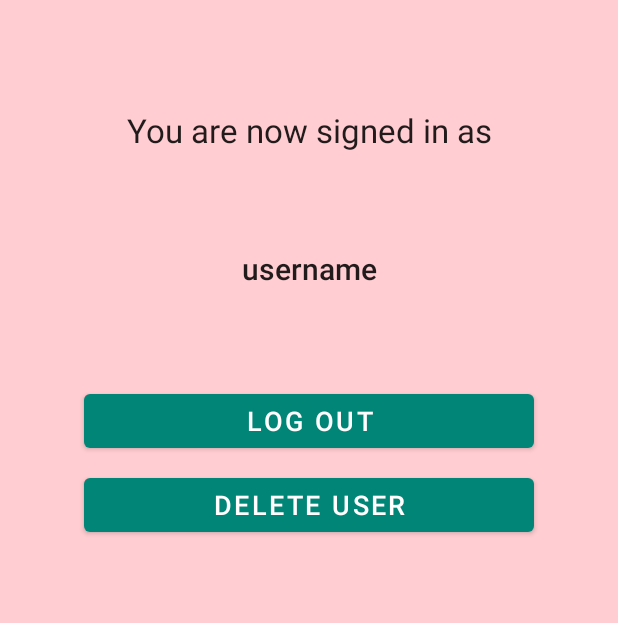
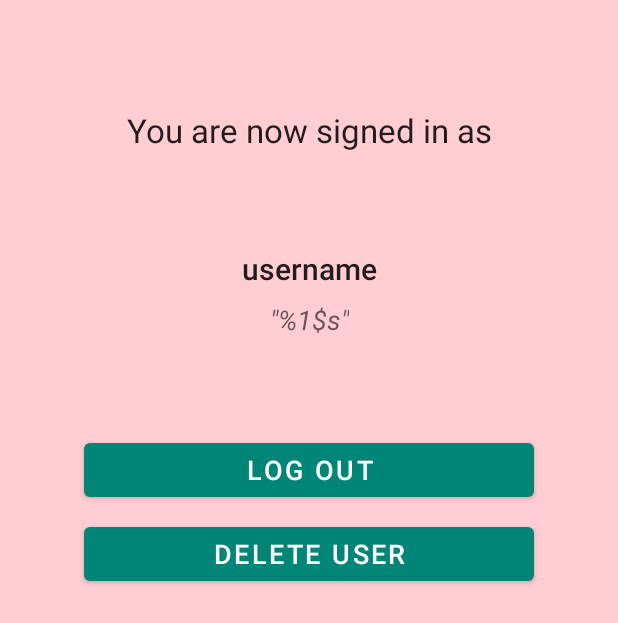
Before and after one commit to kaushiknsanji/Complete_Coroutines-Catalin_Stefan, an Android app: the layout fragment_main.xml on its own in the app's theme, with its tools: preview values and no code run, on a phone screen of 412 x 824 dp. Shown: the top 623 px of the screen. Run offline under Robolectric (Android 15) with nearby library versions, the phone set to English and light mode, and no system bars.

Commit message:
[CoroutinesRoom] refactor: Show info field of User data in MainFragment

```diff
--- a/CoroutinesRoom/app/src/main/res/layout/fragment_main.xml
+++ b/CoroutinesRoom/app/src/main/res/layout/fragment_main.xml
@@ -31,6 +31,19 @@
         app:layout_constraintStart_toStartOf="parent"
         app:layout_constraintTop_toBottomOf="@+id/text_main_header" />
 
+    <TextView
+        android:id="@+id/text_main_info"
+        android:layout_width="wrap_content"
+        android:layout_height="wrap_content"
+        android:layout_margin="@dimen/std_margin"
+        android:textAppearance="@style/TextAppearance.AppCompat.Medium"
+        android:textStyle="italic"
+        app:layout_constrainedWidth="true"
+        app:layout_constraintEnd_toEndOf="parent"
+        app:layout_constraintStart_toStartOf="parent"
+        app:layout_constraintTop_toBottomOf="@+id/text_main_username"
+        tools:text="@string/text_main_info_placeholder" />
+
     <Button
         android:id="@+id/btn_main_log_out"
         style="@style/ButtonStyle"
@@ -40,7 +53,7 @@
         android:text="@string/label_button_main_log_out"
         app:layout_constraintEnd_toEndOf="parent"
         app:layout_constraintStart_toStartOf="parent"
-        app:layout_constraintTop_toBottomOf="@+id/text_main_username" />
+        app:layout_constraintTop_toBottomOf="@+id/text_main_info" />
 
     <Button
         android:id="@+id/btn_main_delete_user"
--- a/CoroutinesRoom/app/src/main/res/values/strings.xml
+++ b/CoroutinesRoom/app/src/main/res/values/strings.xml
@@ -1,4 +1,4 @@
-<resources>
+<resources xmlns:xliff="urn:oasis:names:tc:xliff:document:1.2">
     <!-- Name of the App -->
     <string name="app_name">CoroutinesRoom</string>
 
@@ -33,6 +33,9 @@
     <string name="message_main_sign_out_done">Signed out</string>
     <string name="message_main_user_delete_done">User deleted</string>
     <string name="error_main_user_delete_failure">Current User could not be deleted</string>
+    <string name="text_main_info_placeholder">
+        \"<xliff:g example="lorem ipsum" id="info_text">%1$s</xliff:g>\"
+    </string>
 
     <!-- ================================ -->
     <!-- STRINGS USED IN SIGN-UP FRAGMENT -->
```
Also changed, not shown: CoroutinesRoom/app/src/main/java/com/kaushiknsanji/coroutinesroom/view/MainFragment.kt (+13 -0 lines), CoroutinesRoom/app/src/main/java/com/kaushiknsanji/coroutinesroom/viewmodel/MainViewModel.kt (+7 -1 lines).
